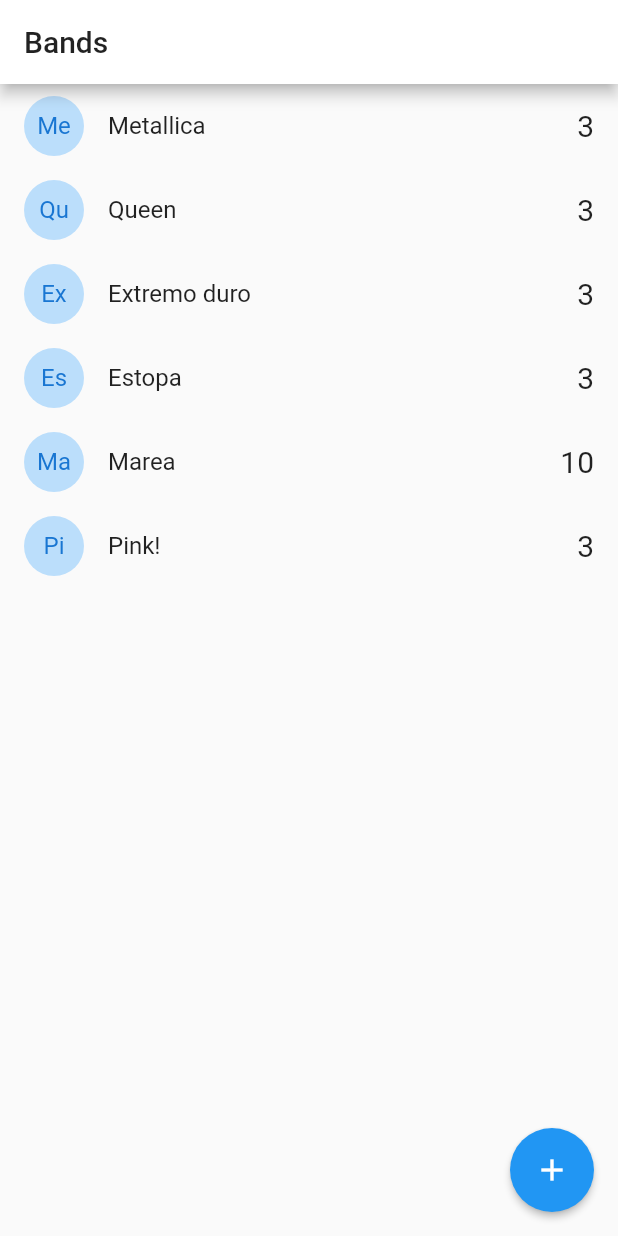
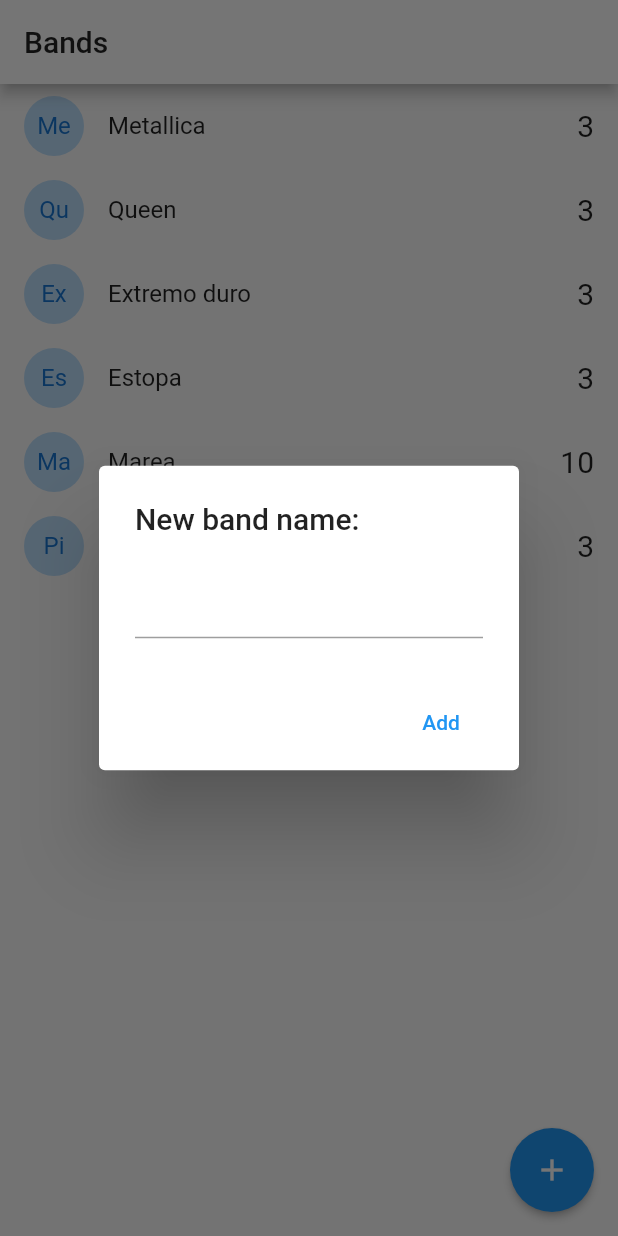
Before and after one commit to AlanCasasArevalo/Graph_Band_Names_Flutter, a Flutter app: the screen it shows after launch, after a tap on the "add" icon, on a phone screen of 412 x 824 dp. Run offline on Flutter 3.47's test engine with Material 2 defaults, Android fonts, the phone set to English and light mode, and no system bars.

Commit message:
[FEATURE][HOME] * Show alert dialog were added to ios or android platforms if you add a name, this band will be added to mock list

```diff
--- a/lib/src/pages/home.dart
+++ b/lib/src/pages/home.dart
@@ -1,3 +1,6 @@
+import 'dart:io';
+
+import 'package:flutter/cupertino.dart';
 import 'package:flutter/material.dart';
 import 'package:graphic_band_names/src/models/band_model.dart';
 
@@ -34,10 +37,70 @@ class _HomePageState extends State<HomePage> {
               _buildListTile(bands[index])),
       floatingActionButton: FloatingActionButton(
         child: Icon(Icons.add),
-        onPressed: () {},
+        onPressed: addNewBand,
         elevation: 2,
       ),
     );
+  }
+
+  void addNewBand() {
+    final _textController = TextEditingController();
+
+    if (Platform.isAndroid) {
+      showDialog(
+          context: context,
+          builder: (BuildContext context) {
+            return AlertDialog(
+              title: Text('New band name:'),
+              content: TextField(
+                controller: _textController,
+              ),
+              actions: [
+                MaterialButton(
+                    child: Text('Add'),
+                    elevation: 5,
+                    textColor: Colors.blue,
+                    onPressed: () => addBandList(_textController.text)
+                )
+              ],
+            );
+          }
+      );
+    } else {
+      showCupertinoDialog(
+          context: context,
+          builder: (BuildContext context) {
+            return CupertinoAlertDialog(
+              title: Text('New band name:'),
+              content: CupertinoTextField(
+                controller: _textController,
+              ),
+              actions: [
+                CupertinoDialogAction(
+                  isDestructiveAction: false,
+                    child: Text('Cancel'),
+                    onPressed: () => Navigator.pop(context)
+                ),
+                CupertinoDialogAction(
+                  isDefaultAction: true,
+                    child: Text('Add'),
+                    onPressed: () => addBandList(_textController.text)
+                ),
+              ],
+            );
+          }
+      );
+    }
+  }
+
+  void addBandList(String name) {
+    if (name.length > 1) {
+      // se agrega la banda a la lista/back y lo que sea
+      BandModel model = BandModel(id: DateTime.now().toString(), name: name, votes: 3);
+      this.bands.add(model);
+      setState(() {});
+    }
+    Navigator.pop(context);
   }
 
   ListTile _buildListTile(BandModel band) {
```
